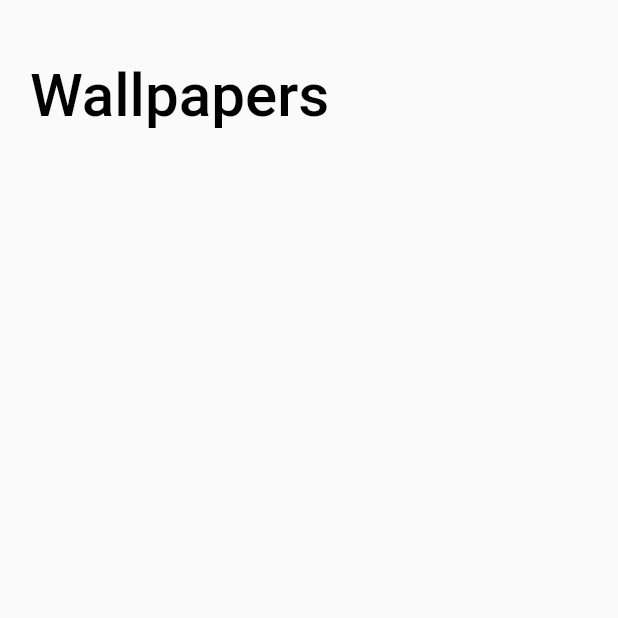
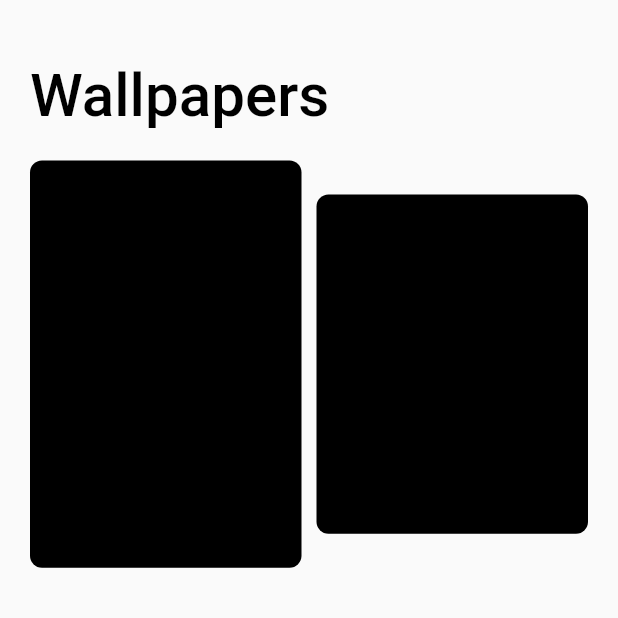
Before and after one commit to hpnightowl/OwlsWalls, a Flutter app: the screen it shows after launch, on a phone screen of 412 x 824 dp, the top half of it. Run offline on Flutter 3.47's test engine with Material 2 defaults, Android fonts, the phone set to English and light mode, and no system bars.

Commit message:
owlswalls: card style showcase

```diff
--- a/lib/home.dart
+++ b/lib/home.dart
@@ -1,3 +1,4 @@
+import 'package:flutter/cupertino.dart';
 import 'package:flutter/material.dart';
 
 class HomePage extends StatelessWidget {
@@ -9,7 +10,8 @@ class HomePage extends StatelessWidget {
       child: Scaffold(
           body: Container(
             padding: EdgeInsets.fromLTRB(20, 40, 20, 0),
-            child: Row(
+            child: Column(
+              crossAxisAlignment: CrossAxisAlignment.start,
               children: [
                 Text(
                     "Wallpapers",
@@ -19,6 +21,44 @@ class HomePage extends StatelessWidget {
                     fontWeight: FontWeight.w500
                   ),
                 ),
+                SizedBox(height: 20,),
+                Row(
+                 children: [
+                   Expanded(
+                       child: Column(
+                         children: [
+                           AspectRatio(
+                             aspectRatio:2/3,
+                             child:
+                             Container(
+                               decoration: BoxDecoration(
+                                   color: Colors.black,
+                                   borderRadius: BorderRadius.circular(8)
+                               ),
+                             ),
+                           )
+                         ],
+                       )
+                   ),
+                   SizedBox(width: 10,),
+                   Expanded(
+                       child: Column(
+                         children: [
+                           AspectRatio(
+                             aspectRatio: 0.8,
+                             child:
+                             Container(
+                               decoration: BoxDecoration(
+                                   color: Colors.black,
+                                   borderRadius: BorderRadius.circular(8)
+                               ),
+                             ),
+                           )
+                         ],
+                       )
+                   ),
+                 ],
+                )
               ],
             ),
           ),
```
